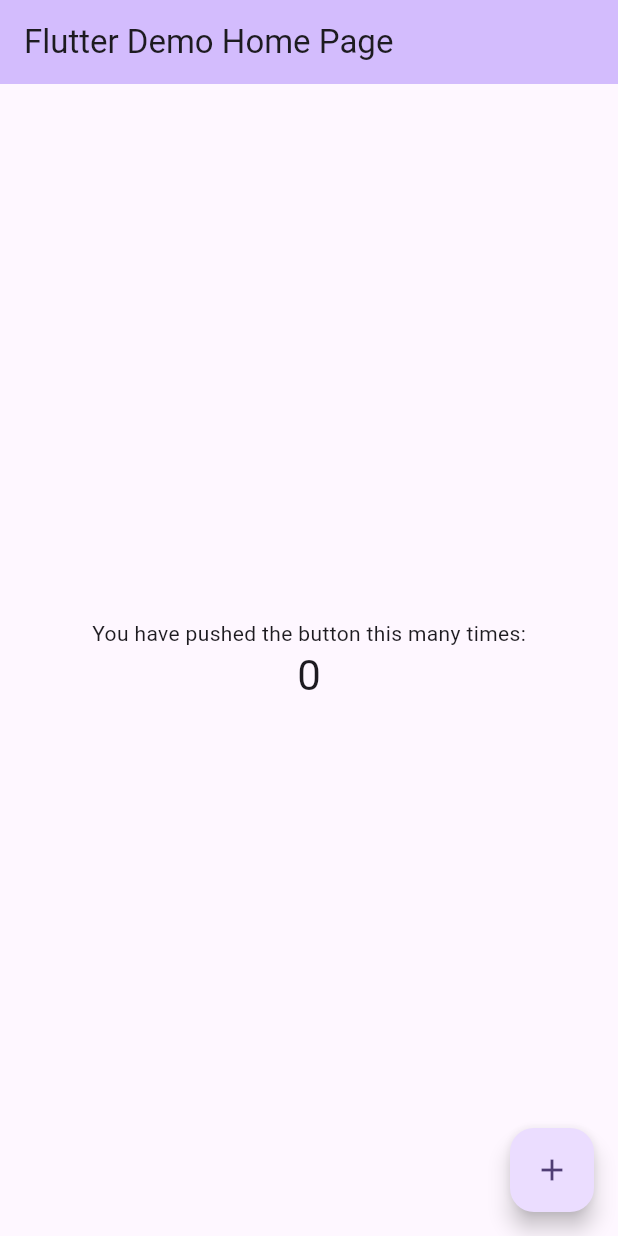
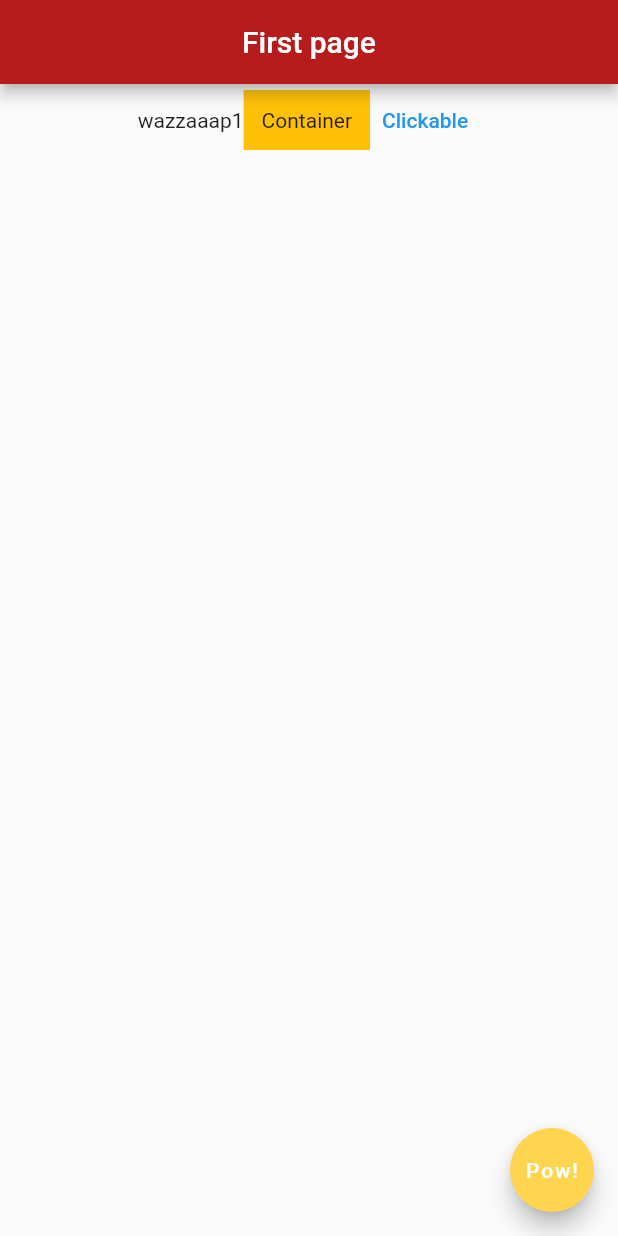
Before and after one commit to Fliyn/Flutter_Learning, a Flutter app: the screen it shows after launch, on a phone screen of 412 x 824 dp. Run offline on Flutter 3.47's test engine with Material 2 defaults, Android fonts, the phone set to English and light mode, and no system bars.

Commit message:
Main page update

```diff
--- a/lib/main.dart
+++ b/lib/main.dart
@@ -1,125 +1,36 @@
 import 'package:flutter/material.dart';
 
 void main() {
-  runApp(const MyApp());
+  runApp(MaterialApp(
+    home:Home()
+  ));
 }
 
-class MyApp extends StatelessWidget {
-  const MyApp({super.key});
 
-  // This widget is the root of your application.
-  @override
-  Widget build(BuildContext context) {
-    return MaterialApp(
-      title: 'Flutter Demo',
-      theme: ThemeData(
-        // This is the theme of your application.
-        //
-        // TRY THIS: Try running your application with "flutter run". You'll see
-        // the application has a blue toolbar. Then, without quitting the app,
-        // try changing the seedColor in the colorScheme below to Colors.green
-        // and then invoke "hot reload" (save your changes or press the "hot
-        // reload" button in a Flutter-supported IDE, or press "r" if you used
-        // the command line to start the app).
-        //
-        // Notice that the counter didn't reset back to zero; the application
-        // state is not lost during the reload. To reset the state, use hot
-        // restart instead.
-        //
-        // This works for code too, not just values: Most code changes can be
-        // tested with just a hot reload.
-        colorScheme: ColorScheme.fromSeed(seedColor: Colors.deepPurple),
-        useMaterial3: true,
-      ),
-      home: const MyHomePage(title: 'Flutter Demo Home Page'),
-    );
-  }
-}
-
-class MyHomePage extends StatefulWidget {
-  const MyHomePage({super.key, required this.title});
-
-  // This widget is the home page of your application. It is stateful, meaning
-  // that it has a State object (defined below) that contains fields that affect
-  // how it looks.
-
-  // This class is the configuration for the state. It holds the values (in this
-  // case the title) provided by the parent (in this case the App widget) and
-  // used by the build method of the State. Fields in a Widget subclass are
-  // always marked "final".
-
-  final String title;
-
-  @override
-  State<MyHomePage> createState() => _MyHomePageState();
-}
-
-class _MyHomePageState extends State<MyHomePage> {
-  int _counter = 0;
-
-  void _incrementCounter() {
-    setState(() {
-      // This call to setState tells the Flutter framework that something has
-      // changed in this State, which causes it to rerun the build method below
-      // so that the display can reflect the updated values. If we changed
-      // _counter without calling setState(), then the build method would not be
-      // called again, and so nothing would appear to happen.
-      _counter++;
-    });
-  }
-
-  @override
-  Widget build(BuildContext context) {
-    // This method is rerun every time setState is called, for instance as done
-    // by the _incrementCounter method above.
-    //
-    // The Flutter framework has been optimized to make rerunning build methods
-    // fast, so that you can just rebuild anything that needs updating rather
-    // than having to individually change instances of widgets.
-    return Scaffold(
-      appBar: AppBar(
-        // TRY THIS: Try changing the color here to a specific color (to
-        // Colors.amber, perhaps?) and trigger a hot reload to see the AppBar
-        // change color while the other colors stay the same.
-        backgroundColor: Theme.of(context).colorScheme.inversePrimary,
-        // Here we take the value from the MyHomePage object that was created by
-        // the App.build method, and use it to set our appbar title.
-        title: Text(widget.title),
-      ),
-      body: Center(
-        // Center is a layout widget. It takes a single child and positions it
-        // in the middle of the parent.
-        child: Column(
-          // Column is also a layout widget. It takes a list of children and
-          // arranges them vertically. By default, it sizes itself to fit its
-          // children horizontally, and tries to be as tall as its parent.
-          //
-          // Column has various properties to control how it sizes itself and
-          // how it positions its children. Here we use mainAxisAlignment to
-          // center the children vertically; the main axis here is the vertical
-          // axis because Columns are vertical (the cross axis would be
-          // horizontal).
-          //
-          // TRY THIS: Invoke "debug painting" (choose the "Toggle Debug Paint"
-          // action in the IDE, or press "p" in the console), to see the
-          // wireframe for each widget.
+    class Home extends StatelessWidget{//içerik değiştirilemez
+      @override
+      Widget build(BuildContext context){
+      return Scaffold(
+        appBar: AppBar(
+          title: Text("First page"),
+          centerTitle: true,
+          backgroundColor: Colors.red[900],
+        ),
+        body: Row(
           mainAxisAlignment: MainAxisAlignment.center,
           children: <Widget>[
-            const Text(
-              'You have pushed the button this many times:',
-            ),
-            Text(
-              '$_counter',
-              style: Theme.of(context).textTheme.headlineMedium,
-            ),
+            Text("wazzaaap1"),
+            Container(color: Colors.amber,padding: EdgeInsets.all(12),child: Text("Container"),),
+            TextButton(onPressed: (){},child: Text("Clickable"),),
           ],
         ),
-      ),
-      floatingActionButton: FloatingActionButton(
-        onPressed: _incrementCounter,
-        tooltip: 'Increment',
-        child: const Icon(Icons.add),
-      ), // This trailing comma makes auto-formatting nicer for build methods.
-    );
-  }
-}
+        floatingActionButton: FloatingActionButton(
+          backgroundColor: Colors.amber[300],
+          onPressed: () {//PRESS EVENT
+
+          },
+          child: Text("Pow!"),
+        ),
+      );
+      }
+    }
```
Also changed, not shown: lib/page2.dart (added, +36 -0 lines).
